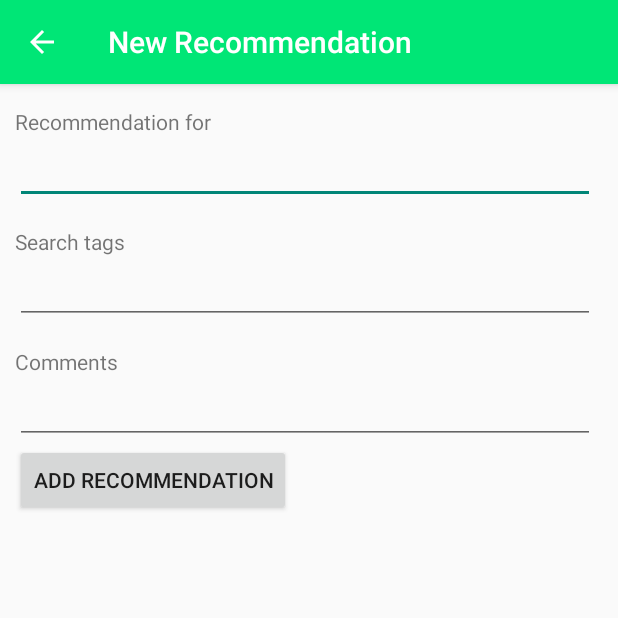
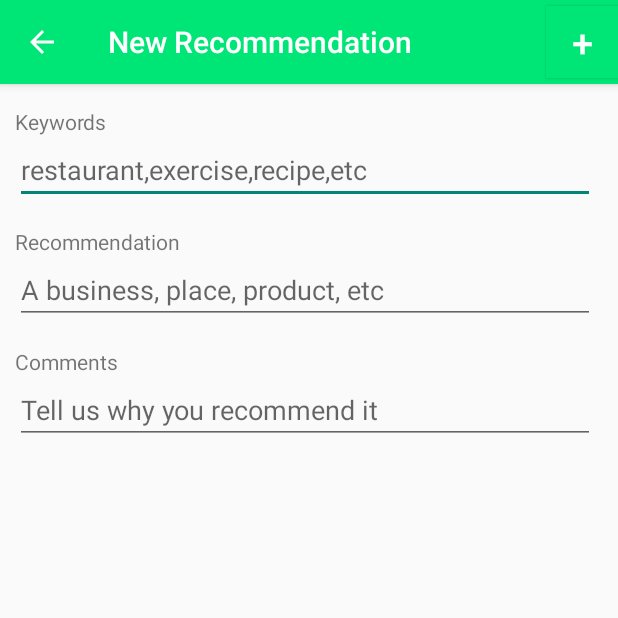
Before and after one commit to domfurano/FriendsBest, an Android app: the RecommendActivity screen opened directly, with no data from a screen before it, on a phone screen of 412 x 824 dp, the top half of it. Run offline under Robolectric (Android 15) with nearby library versions, the light colour scheme and no system bars.

Commit message:
Last stable build before major refactor.

```diff
--- a/ClientAndroid/MyApplication/app/build.gradle
+++ b/ClientAndroid/MyApplication/app/build.gradle
@@ -27,4 +27,5 @@ dependencies {
     compile 'com.android.support:design:23.1.1'
     compile 'com.google.code.gson:gson:2.3.1'
     compile 'com.facebook.android:facebook-android-sdk:4.6.0'
+    compile 'com.joanzapata.iconify:android-iconify-fontawesome:2.1.0'
 }
--- a/ClientAndroid/MyApplication/app/src/main/java/app/friendsbest/net/LoginActivity.java
+++ b/ClientAndroid/MyApplication/app/src/main/java/app/friendsbest/net/LoginActivity.java
@@ -67,7 +67,7 @@ public class LoginActivity extends AppCompatActivity {
         // If no stored data, retrieve and save session data
         _callbackManager = CallbackManager.Factory.create();
         LoginButton loginButton = (LoginButton) findViewById(R.id.login_button);
-        loginButton.setReadPermissions(Arrays.asList("public_profile", "email"));
+        loginButton.setReadPermissions(Arrays.asList("public_profile", "email", "user_friends"));
 
         loginButton.registerCallback(_callbackManager, new FacebookCallback<LoginResult>() {
             @Override
--- a/ClientAndroid/MyApplication/app/src/main/java/app/friendsbest/net/RecommendActivity.java
+++ b/ClientAndroid/MyApplication/app/src/main/java/app/friendsbest/net/RecommendActivity.java
@@ -9,6 +9,7 @@ import android.view.MenuItem;
 import android.view.View;
 import android.widget.Button;
 import android.widget.EditText;
+import android.widget.Toast;
 
 import com.google.gson.Gson;
 
--- a/ClientAndroid/MyApplication/app/src/main/java/app/friendsbest/net/model/Prompt.java
+++ b/ClientAndroid/MyApplication/app/src/main/java/app/friendsbest/net/model/Prompt.java
@@ -1,11 +1,10 @@
 package app.friendsbest.net.model;
 
-import com.google.gson.annotations.Expose;
 import com.google.gson.annotations.SerializedName;
 
 public class Prompt {
 
-    public static enum Key {
+    public enum Key {
         PROMPT_STRING("prompt_string");
 
         private String _key;
--- a/ClientAndroid/MyApplication/app/src/main/res/layout/activity_create_rec.xml
+++ b/ClientAndroid/MyApplication/app/src/main/res/layout/activity_create_rec.xml
@@ -8,13 +8,35 @@
         android:layout_height="wrap_content"
         android:background="@color/appGreen"
         android:elevation="4dp"
-        android:theme="@style/ToolbarStyleLight"/>
+        android:theme="@style/ToolbarStyleLight">
+        <Button
+            style="@style/Widget.AppCompat.Button.Small"
+            android:id="@+id/add_recommendation_button"
+            android:layout_width="wrap_content"
+            android:layout_height="wrap_content"
+            android:layout_gravity="right"
+            android:background="@color/appGreen"
+            android:textSize="25dp"
+            android:text="@string/create"
+            />
+    </android.support.v7.widget.Toolbar>
     <LinearLayout
         android:layout_width="match_parent"
         android:layout_height="match_parent"
         android:orientation="vertical"
         android:paddingLeft="10dp"
         android:paddingRight="15dp">
+        <TextView
+            android:id="@+id/rec_tags_input_label"
+            android:layout_width="wrap_content"
+            android:layout_height="wrap_content"
+            android:text="@string/rec_tags_label"
+            android:paddingTop="15dp"/>
+        <EditText
+            android:id="@+id/rec_tags_input"
+            android:layout_width="match_parent"
+            android:layout_height="wrap_content"
+            android:hint="restaurant,exercise,recipe,etc"/>
         <TextView
             android:id="@+id/rec_title_input_label"
             android:layout_width="wrap_content"
@@ -24,17 +46,8 @@
         <EditText
             android:id="@+id/rec_title_input"
             android:layout_width="match_parent"
-            android:layout_height="wrap_content"/>
-        <TextView
-            android:id="@+id/rec_tags_input_label"
-            android:layout_width="wrap_content"
             android:layout_height="wrap_content"
-            android:text="@string/rec_tags_label"
-            android:paddingTop="15dp"/>
-        <EditText
-            android:id="@+id/rec_tags_input"
-            android:layout_width="match_parent"
-            android:layout_height="wrap_content"/>
+            android:hint="A business, place, product, etc"/>
         <TextView
             android:id="@+id/rec_comments_label"
             android:layout_width="wrap_content"
@@ -44,11 +57,7 @@
         <EditText
             android:id="@+id/rec_comments_input"
             android:layout_width="match_parent"
-            android:layout_height="wrap_content"/>
-        <Button
-            android:id="@+id/add_recommendation_button"
-            android:layout_width="wrap_content"
             android:layout_height="wrap_content"
-            android:text="@string/add_recommendation"/>
+            android:hint="Tell us why you recommend it"/>
     </LinearLayout>
 </LinearLayout>
--- a/ClientAndroid/MyApplication/app/src/main/res/values/colors.xml
+++ b/ClientAndroid/MyApplication/app/src/main/res/values/colors.xml
@@ -7,4 +7,6 @@
     <color name="appGreen">#00E676</color>
     <color name="white">#ffffff</color>
     <color name="gray200">#B0BEC5</color>
+    <color name="card_grad_top">#E8EDEF</color>
+    <color name="card_grad_bottom">#F1F4F5</color>
 </resources>
--- a/ClientAndroid/MyApplication/app/src/main/res/values/strings.xml
+++ b/ClientAndroid/MyApplication/app/src/main/res/values/strings.xml
@@ -10,11 +10,12 @@
     <string name="title_activity_recommendation">New Recommendation</string>
     <string name="title_activity_login">Login</string>
     <string name="add_recommendation">Add Recommendation</string>
-    <string name="rec_title_label">Recommendation for</string>
-    <string name="rec_tags_label">Search tags</string>
+    <string name="rec_title_label">Recommendation</string>
+    <string name="rec_tags_label">Keywords</string>
     <string name="rec_comments_label">Comments</string>
     <string name="no_results">No Results</string>
     <string name="back">Back</string>
+    <string name="create">+</string>
     <string name="no_internet">No Internet connection</string>
     <string name="prompt_title">Do you have a recommendation for</string>
     <string name="prompt_tag">Restaurant</string>
```
Also changed, not shown: ClientAndroid/MyApplication/app/src/main/java/app/friendsbest/net/APIUtility.java (+14 -0 lines), ClientAndroid/MyApplication/app/src/main/java/app/friendsbest/net/CardLayout.java (added, +30 -0 lines), ClientAndroid/MyApplication/app/src/main/java/app/friendsbest/net/MainActivity.java (+40 -21 lines), ClientAndroid/MyApplication/app/src/main/java/app/friendsbest/net/MainApplication.java (added, +15 -0 lines), ClientAndroid/MyApplication/app/src/main/java/app/friendsbest/net/ProfileActivity.java (+16 -0 lines), ClientAndroid/MyApplication/app/src/main/java/app/friendsbest/net/model/Card.java (added, +35 -0 lines), ClientAndroid/MyApplication/app/src/main/java/app/friendsbest/net/view/PromptView.java (+26 -21 lines), ClientAndroid/MyApplication/app/src/main/res/drawable/card_gradient.xml (added, +9 -0 lines), ClientAndroid/MyApplication/app/src/main/res/layout/activity_profile.xml (+26 -2 lines).
